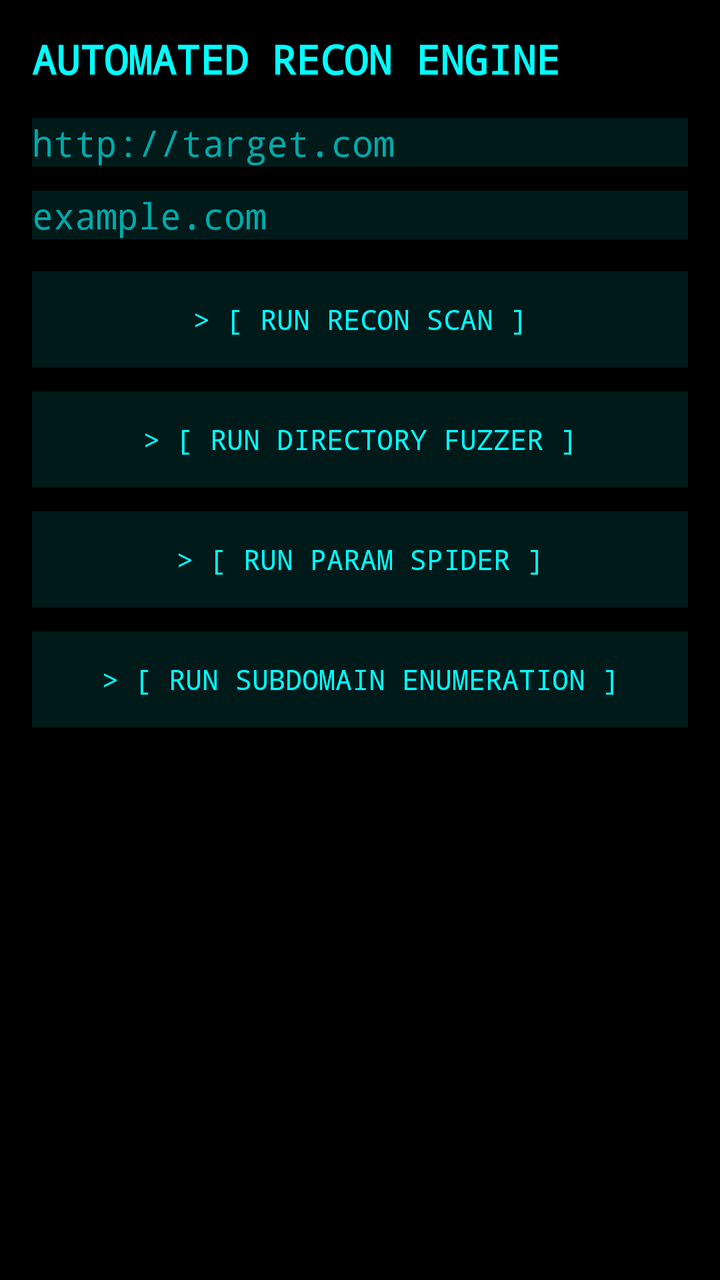
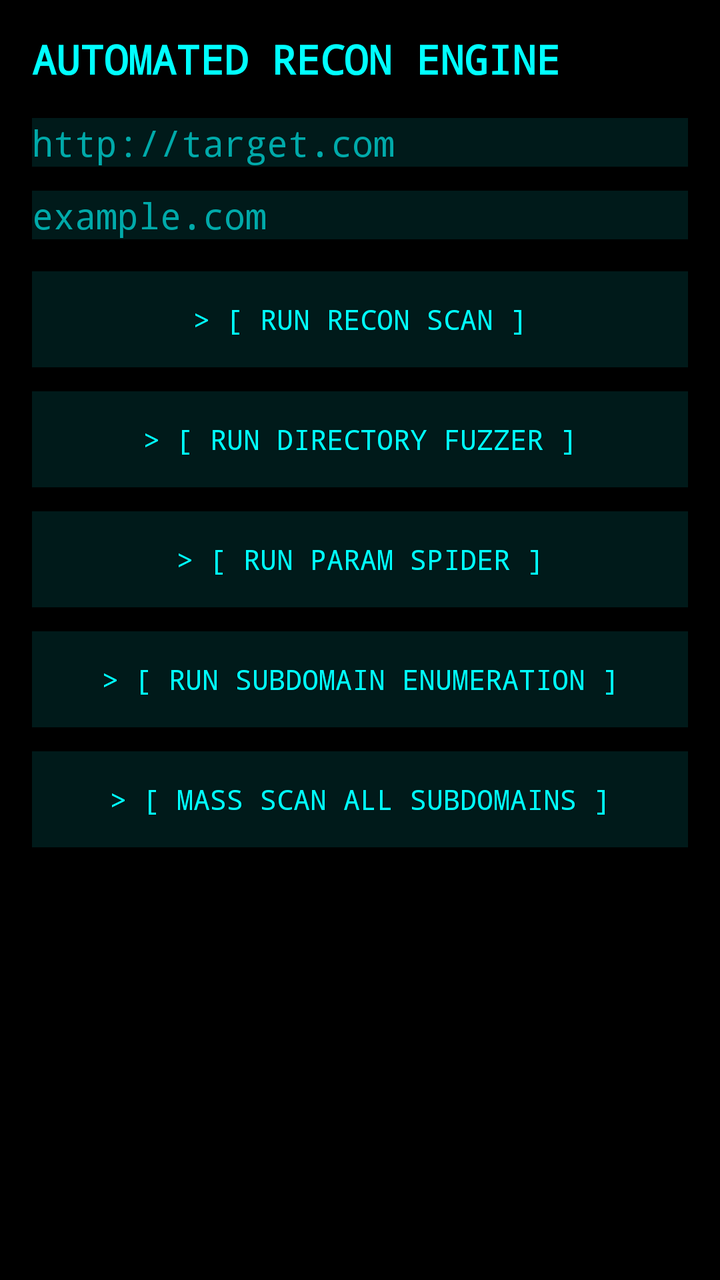

The first picture is an Android layout as it rendered before a commit; the second is the same layout after the commit. The layout source and the unified diff follow.
<!-- AndroidManifest.xml: application theme Theme.AppCompat -->
<!-- res/layout/activity_recon.xml -->
<?xml version="1.0" encoding="utf-8"?>
<LinearLayout xmlns:android="http://schemas.android.com/apk/res/android"
    android:layout_width="match_parent"
    android:layout_height="match_parent"
    android:background="#000000"
    android:orientation="vertical"
    android:padding="16dp">

    <TextView
        android:layout_width="match_parent"
        android:layout_height="wrap_content"
        android:fontFamily="monospace"
        android:text="AUTOMATED RECON ENGINE"
        android:textColor="#00FFFF"
        android:textSize="20sp"
        android:textStyle="bold" />

    <EditText
        android:id="@+id/urlInput"
        android:layout_width="match_parent"
        android:layout_height="wrap_content"
        android:layout_marginTop="16dp"
        android:background="#001a1a"
        android:fontFamily="monospace"
        android:hint="http://target.com"
        android:inputType="textUri"
        android:textColor="#00FFFF"
        android:textColorHint="#00AAAA" />

    <EditText
        android:id="@+id/domainInput"
        android:layout_width="match_parent"
        android:layout_height="wrap_content"
        android:layout_marginTop="12dp"
        android:background="#001a1a"
        android:fontFamily="monospace"
        android:hint="example.com"
        android:inputType="text"
        android:textColor="#00FFFF"
        android:textColorHint="#00AAAA" />

    <Button
        android:id="@+id/runButton"
        android:layout_width="match_parent"
        android:layout_height="wrap_content"
        android:layout_marginTop="16dp"
        android:background="#001a1a"
        android:fontFamily="monospace"
        android:text="> [ RUN RECON SCAN ]"
        android:textColor="#00FFFF" />

    <Button
        android:id="@+id/fuzzButton"
        android:layout_width="match_parent"
        android:layout_height="wrap_content"
        android:layout_marginTop="12dp"
        android:background="#001a1a"
        android:fontFamily="monospace"
        android:text="> [ RUN DIRECTORY FUZZER ]"
        android:textColor="#00FFFF" />

    <Button
        android:id="@+id/paramButton"
        android:layout_width="match_parent"
        android:layout_height="wrap_content"
        android:layout_marginTop="12dp"
        android:background="#001a1a"
        android:fontFamily="monospace"
        android:text="> [ RUN PARAM SPIDER ]"
        android:textColor="#00FFFF" />

    <Button
        android:id="@+id/subdomainButton"
        android:layout_width="match_parent"
        android:layout_height="wrap_content"
        android:layout_marginTop="12dp"
        android:background="#001a1a"
        android:fontFamily="monospace"
        android:text="> [ RUN SUBDOMAIN ENUMERATION ]"
        android:textColor="#00FFFF" />

    <ProgressBar
        android:id="@+id/progressBar"
        style="?android:attr/progressBarStyleLarge"
        android:layout_width="wrap_content"
        android:layout_height="wrap_content"
        android:layout_gravity="center"
        android:layout_marginTop="16dp"
        android:visibility="gone" />

    <ScrollView
        android:layout_width="match_parent"
        android:layout_height="0dp"
        android:layout_marginTop="12dp"
        android:layout_weight="1">

        <TextView
            android:id="@+id/reportText"
            android:layout_width="match_parent"
            android:layout_height="wrap_content"
            android:fontFamily="monospace"
            android:textColor="#00FFAA"
            android:textSize="14sp" />
    </ScrollView>
</LinearLayout>
<!-- resources referenced by this layout -->
<resources>

</resources>

<!-- the commit's change to res/layout/activity_recon.xml (unified diff, before → after) -->
@@ -79,6 +79,16 @@
         android:text="> [ RUN SUBDOMAIN ENUMERATION ]"
         android:textColor="#00FFFF" />
 
+    <Button
+        android:id="@+id/massScanButton"
+        android:layout_width="match_parent"
+        android:layout_height="wrap_content"
+        android:layout_marginTop="12dp"
+        android:background="#001a1a"
+        android:fontFamily="monospace"
+        android:text="> [ MASS SCAN ALL SUBDOMAINS ]"
+        android:textColor="#00FFFF" />
+
     <ProgressBar
         android:id="@+id/progressBar"
         style="?android:attr/progressBarStyleLarge"
